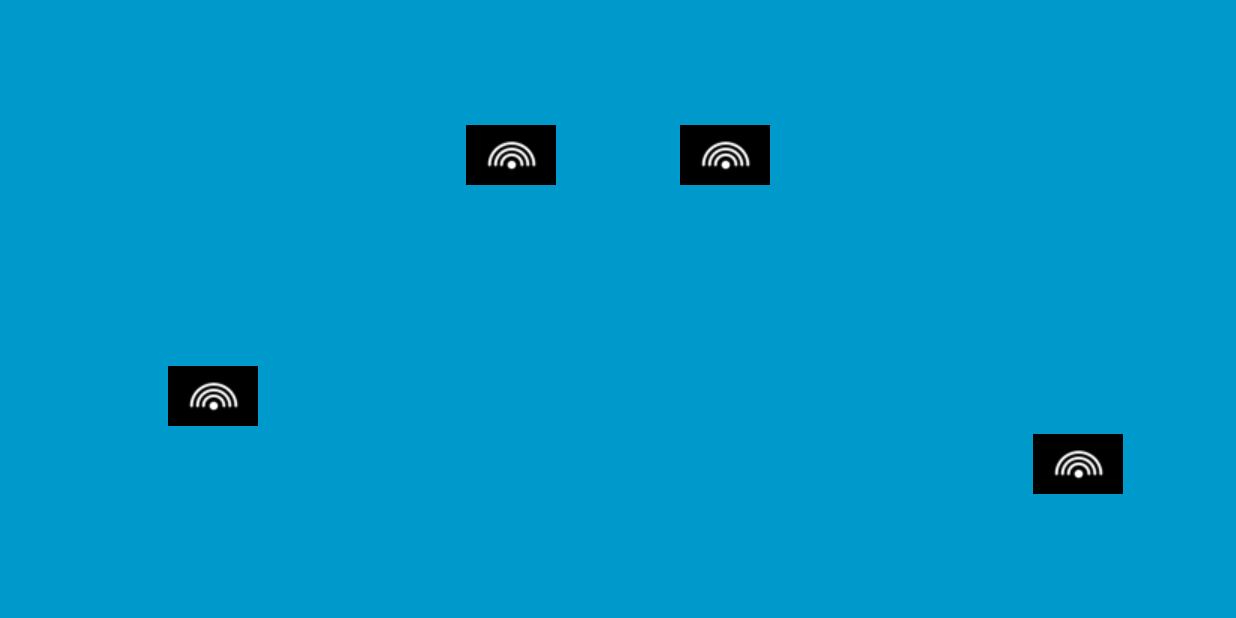
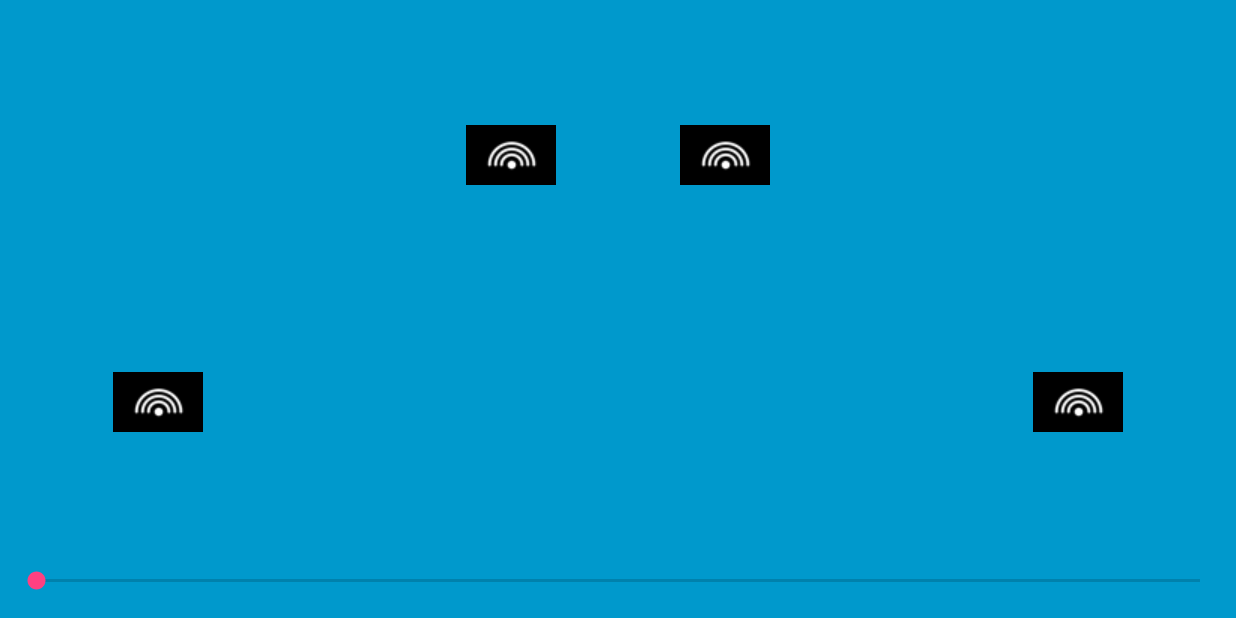
Before and after one commit to jbloit/android_responsiveLayout_testApp, an Android app: the screen it shows after launch (FullscreenActivity), on a phone screen of 824 x 412 dp (held sideways). Run offline under Robolectric (Android 15) with nearby library versions, the phone set to English and light mode, and no system bars.

Commit message:
Added a seekbar to set the horizontal guideline.

```diff
--- a/app/src/main/java/com/jbloit/reactivelayouttestapp/FullscreenActivity.kt
+++ b/app/src/main/java/com/jbloit/reactivelayouttestapp/FullscreenActivity.kt
@@ -3,97 +3,38 @@ package com.jbloit.reactivelayouttestapp
 import android.support.v7.app.AppCompatActivity
 import android.os.Bundle
 import android.os.Handler
+import android.util.Log
 import android.view.View
+import android.widget.SeekBar
 import kotlinx.android.synthetic.main.activity_fullscreen.*
 
 /**
  * An example full-screen activity that shows and hides the system UI (i.e.
  * status bar and navigation/system bar) with user interaction.
  */
-class FullscreenActivity : AppCompatActivity() {
-    private val mHideHandler = Handler()
-    private val mHidePart2Runnable = Runnable {
+class FullscreenActivity : AppCompatActivity(), SeekBar.OnSeekBarChangeListener {
 
-    }
-    private val mShowPart2Runnable = Runnable {
-
-    }
-    private var mVisible: Boolean = false
-    private val mHideRunnable = Runnable { hide() }
-    /**
-     * Touch listener to use for in-layout UI controls to delay hiding the
-     * system UI. This is to prevent the jarring behavior of controls going away
-     * while interacting with activity UI.
-     */
-    private val mDelayHideTouchListener = View.OnTouchListener { _, _ ->
-        if (AUTO_HIDE) {
-            delayedHide(AUTO_HIDE_DELAY_MILLIS)
-        }
-        false
-    }
-
+    val TAG = "FULLSCREEN"
     override fun onCreate(savedInstanceState: Bundle?) {
         super.onCreate(savedInstanceState)
 
         setContentView(R.layout.activity_fullscreen)
-        supportActionBar?.setDisplayHomeAsUpEnabled(true)
 
-        mVisible = true
-
+        seekBar_verticalMargin.setOnSeekBarChangeListener(this)
 
     }
 
-    override fun onPostCreate(savedInstanceState: Bundle?) {
-        super.onPostCreate(savedInstanceState)
+    override fun onProgressChanged(seekBar: SeekBar?, progress: Int, fromUser: Boolean) {
 
-        // Trigger the initial hide() shortly after the activity has been
-        // created, to briefly hint to the user that UI controls
-        // are available.
-        delayedHide(100)
+        guideline_margin1.setGuidelinePercent(progress.toFloat() / 100)
     }
 
-    private fun toggle() {
-        if (mVisible) {
-            hide()
-        } else {
-            show()
-        }
-    }
-
-    private fun hide() {
+    override fun onStartTrackingTouch(seekBar: SeekBar?) {
 
     }
 
-    private fun show() {
+    override fun onStopTrackingTouch(seekBar: SeekBar?) {
 
     }
 
-    /**
-     * Schedules a call to hide() in [delayMillis], canceling any
-     * previously scheduled calls.
-     */
-    private fun delayedHide(delayMillis: Int) {
-        mHideHandler.removeCallbacks(mHideRunnable)
-        mHideHandler.postDelayed(mHideRunnable, delayMillis.toLong())
-    }
-
-    companion object {
-        /**
-         * Whether or not the system UI should be auto-hidden after
-         * [AUTO_HIDE_DELAY_MILLIS] milliseconds.
-         */
-        private val AUTO_HIDE = true
-
-        /**
-         * If [AUTO_HIDE] is set, the number of milliseconds to wait after
-         * user interaction before hiding the system UI.
-         */
-        private val AUTO_HIDE_DELAY_MILLIS = 3000
-
-        /**
-         * Some older devices needs a small delay between UI widget updates
-         * and a change of the status and navigation bar.
-         */
-        private val UI_ANIMATION_DELAY = 300
-    }
 }
--- a/app/src/main/res/layout/activity_fullscreen.xml
+++ b/app/src/main/res/layout/activity_fullscreen.xml
@@ -86,10 +86,9 @@
             app:layout_constraintBottom_toTopOf="@+id/guideline_margin2"
             app:layout_constraintDimensionRatio="1.5:1"
             app:layout_constraintEnd_toStartOf="@+id/guideline_horizontal_center"
-            app:layout_constraintHorizontal_bias="0.31"
+            app:layout_constraintHorizontal_bias="0.2"
             app:layout_constraintStart_toStartOf="parent"
             app:layout_constraintTop_toBottomOf="@+id/guideline_margin1"
-            app:layout_constraintVertical_bias="0.2"
             app:layout_constraintWidth_default="wrap"
             app:srcCompat="@mipmap/icone_menu_acoustique" />
 
@@ -119,9 +118,21 @@
             android:layout_width="wrap_content"
             android:layout_height="wrap_content"
             android:orientation="horizontal"
-            app:layout_constraintGuide_percent="1"
+            app:layout_constraintGuide_percent="0.8"
             android:visibility="visible"/>
 
-    </android.support.constraint.ConstraintLayout>
+    <SeekBar
+        android:id="@+id/seekBar_verticalMargin"
+        android:layout_width="0dp"
+        android:layout_height="wrap_content"
+        android:layout_marginBottom="16dp"
+        android:layout_marginEnd="8dp"
+        android:layout_marginStart="8dp"
+        app:layout_constraintBottom_toBottomOf="parent"
+        app:layout_constraintEnd_toEndOf="parent"
+        app:layout_constraintHorizontal_bias="0.22"
+        app:layout_constraintStart_toStartOf="parent" />
+
+</android.support.constraint.ConstraintLayout>
 
 <!--</FrameLayout>-->
```
Also changed, not shown: 1 other file.
